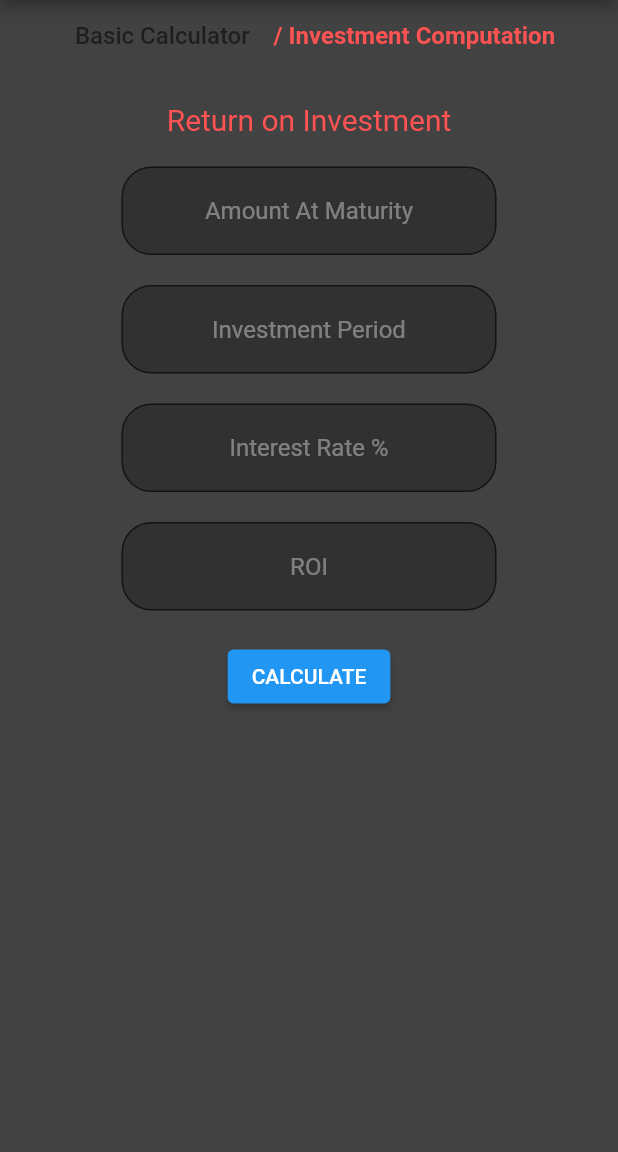
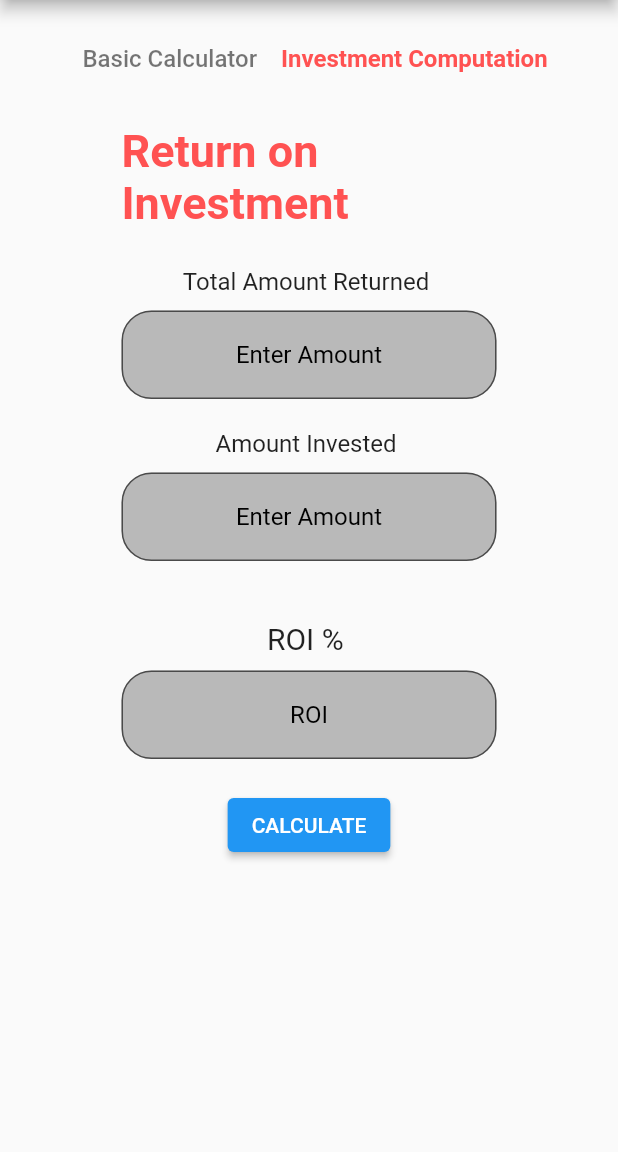
Before and after one commit to RowanSkie/investment_calc, a Flutter app: the RoiCalc screen opened by its route, after a tap on "CALCULATE", on a phone screen of 412 x 824 dp, the part 84-1236 px from its top. Run offline on Flutter 3.47's test engine with Material 2 defaults, Android fonts, the phone set to English and light mode, and no system bars; our stand-ins replace math_expressions.

Commit message:
Update RoiCalc.dart
formula fix
cleaning of UI (paddings)

dark -> light mode

```diff
--- a/lib/screens/RoiCalc.dart
+++ b/lib/screens/RoiCalc.dart
@@ -1,7 +1,10 @@
 // ignore_for_file: file_names
+
+import 'dart:math';
 
 import 'package:flutter/material.dart';
 import 'package:investment_calc/widgets/sidebar.dart';
+import 'package:flutter/services.dart';
 
 class RoiCalc extends StatefulWidget {
   const RoiCalc({Key? key}) : super(key: key);
@@ -11,11 +14,10 @@ class RoiCalc extends StatefulWidget {
 }
 
 class _RoiCalcState extends State<RoiCalc> {
+  TextEditingController maturity = TextEditingController();
+  TextEditingController initial = TextEditingController();
+  TextEditingController roi = TextEditingController();
   @override
-  TextEditingController maturity = TextEditingController();
-  TextEditingController investmentperiod = TextEditingController();
-  TextEditingController interest = TextEditingController();
-  TextEditingController roi = TextEditingController();
   Widget build(BuildContext context) {
     return Scaffold(
       resizeToAvoidBottomInset: false,
@@ -24,12 +26,14 @@ class _RoiCalcState extends State<RoiCalc> {
         title: const Text("Investment Calculator"),
         backgroundColor: Colors.red,
       ),
-      backgroundColor: Colors.grey[800],
+      //backgroundColor: Colors.grey[800],
       body: SingleChildScrollView(
         child: Column(
           mainAxisSize: MainAxisSize.max,
           children: <Widget>[
-            Row(
+            Padding(
+              padding: const EdgeInsets.only(top: 15),
+              child: Row(
                 mainAxisAlignment: MainAxisAlignment.center,
                 children: [
                   TextButton(
@@ -42,13 +46,14 @@ class _RoiCalcState extends State<RoiCalc> {
                     },
                   ),
                   Text(
-                  "/ Investment Computation",
+                    "Investment Computation",
                     style: TextStyle(
                         fontWeight: FontWeight.bold,
                         fontSize: 16,
                         color: Colors.redAccent),
                   ),
                 ],
+              ),
             ),
             SizedBox(height: 20),
             Container(
@@ -59,12 +64,60 @@ class _RoiCalcState extends State<RoiCalc> {
                   Text("Return on Investment",
                       style: TextStyle(
                           color: Colors.redAccent,
-                        fontSize: 20,
-                      )),
-                  SizedBox(height: 20),
+                          fontSize: 30,
+                          fontWeight: FontWeight.bold)),
+                  SizedBox(height: 25),
+                  Text(
+                    "Total Amount Returned ",
+                    style: TextStyle(fontSize: 16),
+                  ),
+                  SizedBox(height: 10),
                   TextField(
                     textAlign: TextAlign.center,
                     controller: maturity,
+                    keyboardType: TextInputType.number,
+                    inputFormatters: <TextInputFormatter>[
+                      FilteringTextInputFormatter.digitsOnly
+                    ],
+                    decoration: InputDecoration(
+                      border: OutlineInputBorder(
+                        borderRadius: BorderRadius.circular(20),
+                      ),
+                      hintStyle: TextStyle(color: Colors.black),
+                      fillColor: Colors.black26,
+                      filled: true,
+                      hintText: 'Enter Amount',
+                    ),
+                    style: TextStyle(color: Colors.black),
+                  ),
+                  SizedBox(height: 20),
+                  Text(
+                    "Amount Invested ",
+                    style: TextStyle(fontSize: 16),
+                  ),
+                  SizedBox(height: 10),
+                  TextField(
+                    textAlign: TextAlign.center,
+                    controller: initial,
+                    keyboardType: TextInputType.number,
+                    inputFormatters: <TextInputFormatter>[
+                      FilteringTextInputFormatter.digitsOnly
+                    ],
+                    decoration: InputDecoration(
+                      border: OutlineInputBorder(
+                        borderRadius: BorderRadius.circular(20),
+                      ),
+                      hintStyle: TextStyle(color: Colors.black),
+                      fillColor: Colors.black26,
+                      filled: true,
+                      hintText: 'Enter Amount',
+                    ),
+                    style: TextStyle(color: Colors.black),
+                  ),
+                  SizedBox(height: 20),
+                  /* TextField(
+                    textAlign: TextAlign.center,
+                    controller: period,
                     keyboardType: TextInputType.number,
                     decoration: InputDecoration(
                       border: OutlineInputBorder(
@@ -73,43 +126,16 @@ class _RoiCalcState extends State<RoiCalc> {
                       hintStyle: TextStyle(color: Colors.white38),
                       fillColor: Colors.black26,
                       filled: true,
-                      hintText: 'Amount At Maturity',
+                      hintText: 'Investment Period (yrs)',
                     ),
                     style: TextStyle(color: Colors.white),
+                  ), */
+                  SizedBox(height: 20),
+                  Text(
+                    "ROI % ",
+                    style: TextStyle(fontSize: 20),
                   ),
-                  SizedBox(height: 20),
-                  TextField(
-                    textAlign: TextAlign.center,
-                    controller: investmentperiod,
-                    keyboardType: TextInputType.number,
-                    decoration: InputDecoration(
-                      border: OutlineInputBorder(
-                        borderRadius: BorderRadius.circular(20),
-                      ),
-                      hintStyle: TextStyle(color: Colors.white38),
-                      fillColor: Colors.black26,
-                      filled: true,
-                      hintText: 'Investment Period',
-                    ),
-                    style: TextStyle(color: Colors.white),
-                  ),
-                  SizedBox(height: 20),
-                  TextField(
-                    textAlign: TextAlign.center,
-                    controller: interest,
-                    keyboardType: TextInputType.number,
-                    decoration: InputDecoration(
-                      border: OutlineInputBorder(
-                        borderRadius: BorderRadius.circular(20),
-                      ),
-                      hintStyle: TextStyle(color: Colors.white38),
-                      fillColor: Colors.black26,
-                      filled: true,
-                      hintText: 'Interest Rate %',
-                    ),
-                    style: TextStyle(color: Colors.white),
-                  ),
-                  SizedBox(height: 20),
+                  SizedBox(height: 10),
                   TextField(
                     textAlign: TextAlign.center,
                     controller: roi,
@@ -117,29 +143,26 @@ class _RoiCalcState extends State<RoiCalc> {
                       border: OutlineInputBorder(
                         borderRadius: BorderRadius.circular(20),
                       ),
-                      hintStyle: TextStyle(color: Colors.white38),
+                      hintStyle: TextStyle(color: Colors.black),
                       fillColor: Colors.black26,
                       filled: true,
                       hintText: 'ROI',
                     ),
-                    style: TextStyle(color: Colors.white),
+                    style: TextStyle(color: Colors.red),
+                    readOnly: true,
                   ),
                   SizedBox(
                     height: 20,
                   ),
                   ElevatedButton(
                       onPressed: () {
-                      //Testings di ko alam formula eh nYAAHAHAH
-                      print(maturity.text);
-                      print(investmentperiod.text);
-                      print(interest.text);
-                      print(roi.text);
-                      roi.text = (int.parse(maturity.text) +
-                              int.parse(investmentperiod.text))
+                        //Returned amount / investment = roi
+                        roi.text = ((double.parse(maturity.text) /
+                                    double.parse(initial.text)) *
+                                100)
                             .toString();
                       },
-                    child: (Text('CALCULATE')),
-                  ),
+                      child: (Text('CALCULATE'))),
                 ],
               ),
             ),
@@ -148,4 +171,17 @@ class _RoiCalcState extends State<RoiCalc> {
       ),
     );
   }
+
+  void calculation(
+      TextEditingController maturity, TextEditingController initial,
+      [TextEditingController? period]) {
+    int after = int.parse(maturity.text);
+    int before = int.parse(initial.text);
+    int yrs = int.parse(period!.text);
+
+    double power = pow(1, yrs) - 1;
+    double x = (after / before) + power;
+    roi.text = x.toString();
+    print(roi);
   }
+}
```
Lines whose indentation alone changed are shown as unchanged.
